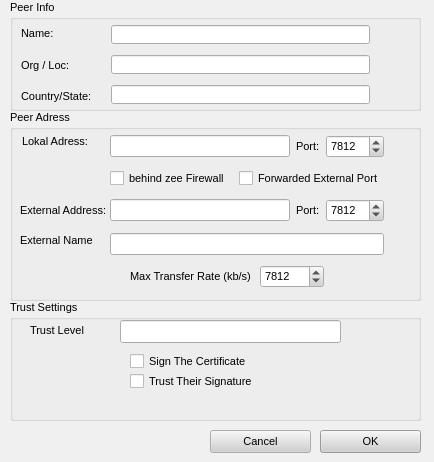
Above: retroshare-gui/src/gui/connect/ConfCertDialog.ui from RetroShare/RetroShare before the change. Below: the same form after it.
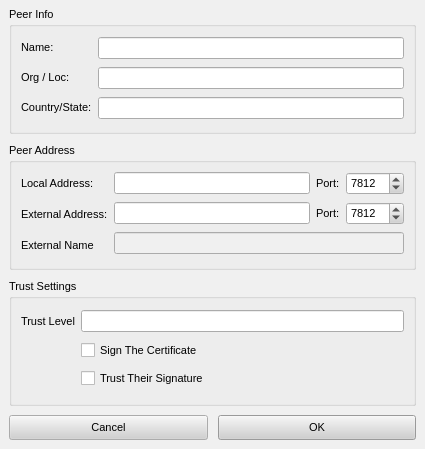
That is the form after the change. Icons and pictures are not drawn.

Commit message: * Fixed Colors and Fonts for Private and Group Chat.  * Fixed Chat Delay.  * Cleaned up Options->Server, removing unneccessary stuff.  * Cleaned up Config Friend, removing stuff.

The edit to the form file:
```diff
--- a/retroshare-gui/src/gui/connect/ConfCertDialog.ui
+++ b/retroshare-gui/src/gui/connect/ConfCertDialog.ui
@@ -5,14 +5,12 @@
    <rect>
     <x>0</x>
     <y>0</y>
-    <width>434</width>
-    <height>462</height>
+    <width>425</width>
+    <height>449</height>
    </rect>
   </property>
   <property name="sizePolicy" >
-   <sizepolicy>
-    <hsizetype>7</hsizetype>
-    <vsizetype>7</vsizetype>
+   <sizepolicy vsizetype="Expanding" hsizetype="Expanding" >
     <horstretch>0</horstretch>
     <verstretch>0</verstretch>
    </sizepolicy>
@@ -506,75 +504,53 @@
   <widget class="QGroupBox" name="groupBox_3" >
    <property name="geometry" >
     <rect>
-     <x>10</x>
-     <y>300</y>
-     <width>411</width>
-     <height>121</height>
+     <x>9</x>
+     <y>279</y>
+     <width>407</width>
+     <height>127</height>
     </rect>
    </property>
    <property name="title" >
     <string>Trust Settings</string>
    </property>
+   <layout class="QGridLayout" >
+    <item row="0" column="0" >
    <widget class="QLabel" name="label_9" >
-    <property name="geometry" >
-     <rect>
-      <x>20</x>
-      <y>20</y>
-      <width>81</width>
-      <height>21</height>
-     </rect>
-    </property>
     <property name="text" >
      <string>Trust Level</string>
     </property>
    </widget>
-   <widget class="QCheckBox" name="trustBox" >
-    <property name="geometry" >
-     <rect>
-      <x>120</x>
-      <y>70</y>
-      <width>271</width>
-      <height>23</height>
-     </rect>
-    </property>
-    <property name="text" >
-     <string>Trust Their Signature</string>
-    </property>
-   </widget>
+    </item>
+    <item row="0" column="1" >
+     <widget class="QLineEdit" name="trustLvl" >
+      <property name="readOnly" >
+       <bool>true</bool>
+      </property>
+     </widget>
+    </item>
+    <item row="1" column="1" >
    <widget class="QCheckBox" name="signBox" >
-    <property name="geometry" >
-     <rect>
-      <x>120</x>
-      <y>50</y>
-      <width>271</width>
-      <height>23</height>
-     </rect>
-    </property>
     <property name="text" >
      <string>Sign The Certificate</string>
     </property>
    </widget>
-   <widget class="QLineEdit" name="trustLvl" >
-    <property name="geometry" >
-     <rect>
-      <x>110</x>
-      <y>20</y>
-      <width>221</width>
-      <height>23</height>
-     </rect>
-    </property>
-    <property name="readOnly" >
-     <bool>true</bool>
-    </property>
-   </widget>
+    </item>
+    <item row="2" column="1" >
+     <widget class="QCheckBox" name="trustBox" >
+      <property name="text" >
+       <string>Trust Their Signature</string>
+      </property>
+     </widget>
+    </item>
+   </layout>
   </widget>
   <widget class="QPushButton" name="cancelButton" >
    <property name="geometry" >
     <rect>
-     <x>210</x>
-     <y>430</y>
-     <width>101</width>
-     <height>23</height>
+     <x>9</x>
+     <y>415</y>
+     <width>199</width>
+     <height>25</height>
     </rect>
    </property>
    <property name="text" >
@@ -584,10 +560,10 @@
   <widget class="QPushButton" name="applyButton" >
    <property name="geometry" >
     <rect>
-     <x>320</x>
-     <y>430</y>
-     <width>101</width>
-     <height>23</height>
+     <x>218</x>
+     <y>415</y>
+     <width>198</width>
+     <height>25</height>
     </rect>
    </property>
    <property name="text" >
@@ -603,37 +579,46 @@
   <widget class="QGroupBox" name="groupBox" >
    <property name="geometry" >
     <rect>
-     <x>10</x>
-     <y>110</y>
-     <width>411</width>
-     <height>191</height>
+     <x>9</x>
+     <y>143</y>
+     <width>407</width>
+     <height>127</height>
     </rect>
    </property>
    <property name="title" >
-    <string>Peer Adress</string>
+    <string>Peer Address</string>
    </property>
-   <widget class="QWidget" name="layoutWidget" >
-    <property name="geometry" >
-     <rect>
-      <x>100</x>
-      <y>20</y>
-      <width>274</width>
-      <height>130</height>
-     </rect>
-    </property>
+   <layout class="QGridLayout" >
+    <item row="0" column="0" >
+     <widget class="QLabel" name="label" >
+      <property name="text" >
+       <string>Local Address:</string>
+      </property>
+     </widget>
+    </item>
+    <item rowspan="3" row="0" column="1" >
     <layout class="QVBoxLayout" >
-     <property name="margin" >
-      <number>0</number>
-     </property>
      <property name="spacing" >
       <number>6</number>
      </property>
      <item>
       <layout class="QGridLayout" >
-       <property name="margin" >
+        <property name="leftMargin" >
         <number>0</number>
        </property>
-       <property name="spacing" >
+        <property name="topMargin" >
+         <number>0</number>
+        </property>
+        <property name="rightMargin" >
+         <number>0</number>
+        </property>
+        <property name="bottomMargin" >
+         <number>0</number>
+        </property>
+        <property name="horizontalSpacing" >
+         <number>6</number>
+        </property>
+        <property name="verticalSpacing" >
         <number>6</number>
        </property>
        <item row="0" column="2" >
@@ -661,36 +646,24 @@
        </item>
       </layout>
      </item>
-     <item>
-      <layout class="QHBoxLayout" >
-       <property name="margin" >
-        <number>0</number>
-       </property>
-       <property name="spacing" >
-        <number>6</number>
-       </property>
-       <item>
-        <widget class="QCheckBox" name="chkFirewall" >
-         <property name="text" >
-          <string>behind zee Firewall</string>
-         </property>
-        </widget>
-       </item>
-       <item>
-        <widget class="QCheckBox" name="chkForwarded" >
-         <property name="text" >
-          <string>Forwarded External Port</string>
-         </property>
-        </widget>
-       </item>
-      </layout>
-     </item>
      <item>
       <layout class="QGridLayout" >
        <property name="margin" >
         <number>0</number>
        </property>
-       <property name="spacing" >
+        <property name="topMargin" >
+         <number>0</number>
+        </property>
+        <property name="rightMargin" >
+         <number>0</number>
+        </property>
+        <property name="bottomMargin" >
+         <number>0</number>
+        </property>
+        <property name="horizontalSpacing" >
+         <number>6</number>
+        </property>
+        <property name="verticalSpacing" >
         <number>6</number>
        </property>
        <item row="0" column="0" >
@@ -722,19 +695,16 @@
       </layout>
      </item>
      <item>
-      <widget class="QLineEdit" name="extName" />
-     </item>
-    </layout>
-   </widget>
+       <widget class="QLineEdit" name="extName" >
+        <property name="enabled" >
+         <bool>false</bool>
+        </property>
+       </widget>
+      </item>
+     </layout>
+    </item>
+    <item row="1" column="0" >
    <widget class="QLabel" name="label_2" >
-    <property name="geometry" >
-     <rect>
-      <x>10</x>
-      <y>90</y>
-      <width>91</width>
-      <height>21</height>
-     </rect>
-    </property>
     <property name="text" >
      <string>&lt;html>&lt;head>&lt;meta name="qrichtext" content="1" />&lt;style type="text/css">
 p, li { white-space: pre-wrap; }
@@ -742,15 +712,9 @@
 &lt;p style=" margin-top:0px; margin-bottom:0px; margin-left:0px; margin-right:0px; -qt-block-indent:0; text-indent:0px;">External Address:&lt;/p>&lt;/body>&lt;/html></string>
     </property>
    </widget>
+    </item>
+    <item row="2" column="0" >
    <widget class="QLabel" name="label_3" >
-    <property name="geometry" >
-     <rect>
-      <x>10</x>
-      <y>120</y>
-      <width>80</width>
-      <height>21</height>
-     </rect>
-    </property>
     <property name="text" >
      <string>&lt;html>&lt;head>&lt;meta name="qrichtext" content="1" />&lt;style type="text/css">
 p, li { white-space: pre-wrap; }
@@ -758,124 +722,24 @@
 &lt;p style=" margin-top:0px; margin-bottom:0px; margin-left:0px; margin-right:0px; -qt-block-indent:0; text-indent:0px;">External Name&lt;/p>&lt;/body>&lt;/html></string>
     </property>
    </widget>
-   <widget class="QLabel" name="label" >
-    <property name="geometry" >
-     <rect>
-      <x>12</x>
-      <y>21</y>
-      <width>66</width>
-      <height>21</height>
-     </rect>
-    </property>
-    <property name="text" >
-     <string>&lt;html>&lt;head>&lt;meta name="qrichtext" content="1" />&lt;style type="text/css">
-p, li { white-space: pre-wrap; }
-&lt;/style>&lt;/head>&lt;body style=" font-family:'Arial'; font-size:8pt; font-weight:400; font-style:normal; text-decoration:none;">
-&lt;p style=" margin-top:0px; margin-bottom:0px; margin-left:0px; margin-right:0px; -qt-block-indent:0; text-indent:0px;">Lokal Adress:&lt;/p>&lt;/body>&lt;/html></string>
-    </property>
-   </widget>
-   <widget class="QWidget" name="layoutWidget_3" >
-    <property name="geometry" >
-     <rect>
-      <x>120</x>
-      <y>150</y>
-      <width>194</width>
-      <height>33</height>
-     </rect>
-    </property>
-    <layout class="QHBoxLayout" >
-     <property name="margin" >
-      <number>0</number>
-     </property>
-     <property name="spacing" >
-      <number>6</number>
-     </property>
-     <item>
-      <widget class="QLabel" name="label_14" >
-       <property name="text" >
-        <string>&lt;html>&lt;head>&lt;meta name="qrichtext" content="1" />&lt;style type="text/css">
-p, li { white-space: pre-wrap; }
-&lt;/style>&lt;/head>&lt;body style=" font-family:'Arial'; font-size:8pt; font-weight:400; font-style:normal; text-decoration:none;">
-&lt;p style=" margin-top:0px; margin-bottom:0px; margin-left:0px; margin-right:0px; -qt-block-indent:0; text-indent:0px;">Max Transfer Rate (kb/s) &lt;/p>&lt;/body>&lt;/html></string>
-       </property>
-      </widget>
-     </item>
-     <item>
-      <widget class="QSpinBox" name="indivRate" >
-       <property name="maximum" >
-        <number>65535</number>
-       </property>
-       <property name="minimum" >
-        <number>1</number>
-       </property>
-       <property name="value" >
-        <number>7812</number>
-       </property>
-      </widget>
-     </item>
-    </layout>
-   </widget>
+    </item>
+   </layout>
   </widget>
   <widget class="QGroupBox" name="groupBox_2" >
    <property name="geometry" >
     <rect>
-     <x>10</x>
-     <y>0</y>
-     <width>411</width>
-     <height>111</height>
+     <x>9</x>
+     <y>7</y>
+     <width>407</width>
+     <height>127</height>
     </rect>
    </property>
    <property name="title" >
     <string>Peer Info</string>
    </property>
-   <widget class="QLineEdit" name="name" >
-    <property name="geometry" >
-     <rect>
-      <x>101</x>
-      <y>25</y>
-      <width>259</width>
-      <height>19</height>
-     </rect>
-    </property>
-    <property name="readOnly" >
-     <bool>true</bool>
-    </property>
-   </widget>
-   <widget class="QLineEdit" name="country" >
-    <property name="geometry" >
-     <rect>
-      <x>101</x>
-      <y>85</y>
-      <width>259</width>
-      <height>19</height>
-     </rect>
-    </property>
-    <property name="readOnly" >
-     <bool>true</bool>
-    </property>
-   </widget>
-   <widget class="QLineEdit" name="orgloc" >
-    <property name="geometry" >
-     <rect>
-      <x>101</x>
-      <y>55</y>
-      <width>259</width>
-      <height>19</height>
-     </rect>
-    </property>
-    <property name="readOnly" >
-     <bool>true</bool>
-    </property>
-   </widget>
+   <layout class="QGridLayout" >
+    <item row="0" column="0" >
    <widget class="QLabel" name="label_10" >
-    <property name="geometry" >
-     <rect>
-      <x>11</x>
-      <y>21</y>
-      <width>79</width>
-      <height>26</height>
-     </rect>
-    </property>
     <property name="text" >
      <string>&lt;html>&lt;head>&lt;meta name="qrichtext" content="1" />&lt;style type="text/css">
 p, li { white-space: pre-wrap; }
@@ -883,31 +747,16 @@
 &lt;p style=" margin-top:0px; margin-bottom:0px; margin-left:0px; margin-right:0px; -qt-block-indent:0; text-indent:0px;">Name:&lt;/p>&lt;/body>&lt;/html></string>
     </property>
    </widget>
-   <widget class="QLabel" name="label_8" >
-    <property name="geometry" >
-     <rect>
-      <x>11</x>
-      <y>84</y>
-      <width>79</width>
-      <height>26</height>
-     </rect>
-    </property>
-    <property name="text" >
-     <string>&lt;html>&lt;head>&lt;meta name="qrichtext" content="1" />&lt;style type="text/css">
-p, li { white-space: pre-wrap; }
-&lt;/style>&lt;/head>&lt;body style=" font-family:'Arial'; font-size:8pt; font-weight:400; font-style:normal; text-decoration:none;">
-&lt;p style=" margin-top:0px; margin-bottom:0px; margin-left:0px; margin-right:0px; -qt-block-indent:0; text-indent:0px;">Country/State:&lt;/p>&lt;/body>&lt;/html></string>
-    </property>
-   </widget>
+    </item>
+    <item row="0" column="1" >
+     <widget class="QLineEdit" name="name" >
+      <property name="readOnly" >
+       <bool>true</bool>
+      </property>
+     </widget>
+    </item>
+    <item row="1" column="0" >
    <widget class="QLabel" name="label_11" >
-    <property name="geometry" >
-     <rect>
-      <x>11</x>
-      <y>53</y>
-      <width>79</width>
-      <height>25</height>
-     </rect>
-    </property>
     <property name="text" >
      <string>&lt;html>&lt;head>&lt;meta name="qrichtext" content="1" />&lt;style type="text/css">
 p, li { white-space: pre-wrap; }
@@ -915,6 +764,32 @@
 &lt;p style=" margin-top:0px; margin-bottom:0px; margin-left:0px; margin-right:0px; -qt-block-indent:0; text-indent:0px;">Org / Loc:&lt;/p>&lt;/body>&lt;/html></string>
     </property>
    </widget>
+    </item>
+    <item row="1" column="1" >
+     <widget class="QLineEdit" name="orgloc" >
+      <property name="readOnly" >
+       <bool>true</bool>
+      </property>
+     </widget>
+    </item>
+    <item row="2" column="0" >
+     <widget class="QLabel" name="label_8" >
+      <property name="text" >
+       <string>&lt;html>&lt;head>&lt;meta name="qrichtext" content="1" />&lt;style type="text/css">
+p, li { white-space: pre-wrap; }
+&lt;/style>&lt;/head>&lt;body style=" font-family:'Arial'; font-size:8pt; font-weight:400; font-style:normal; text-decoration:none;">
+&lt;p style=" margin-top:0px; margin-bottom:0px; margin-left:0px; margin-right:0px; -qt-block-indent:0; text-indent:0px;">Country/State:&lt;/p>&lt;/body>&lt;/html></string>
+      </property>
+     </widget>
+    </item>
+    <item row="2" column="1" >
+     <widget class="QLineEdit" name="country" >
+      <property name="readOnly" >
+       <bool>true</bool>
+      </property>
+     </widget>
+    </item>
+   </layout>
   </widget>
  </widget>
  <tabstops>
```
Left out of the diff: 29 changed lines with no effect on the pictures. Lines whose indentation alone changed are shown as unchanged. The commit also changes 8 other files.
